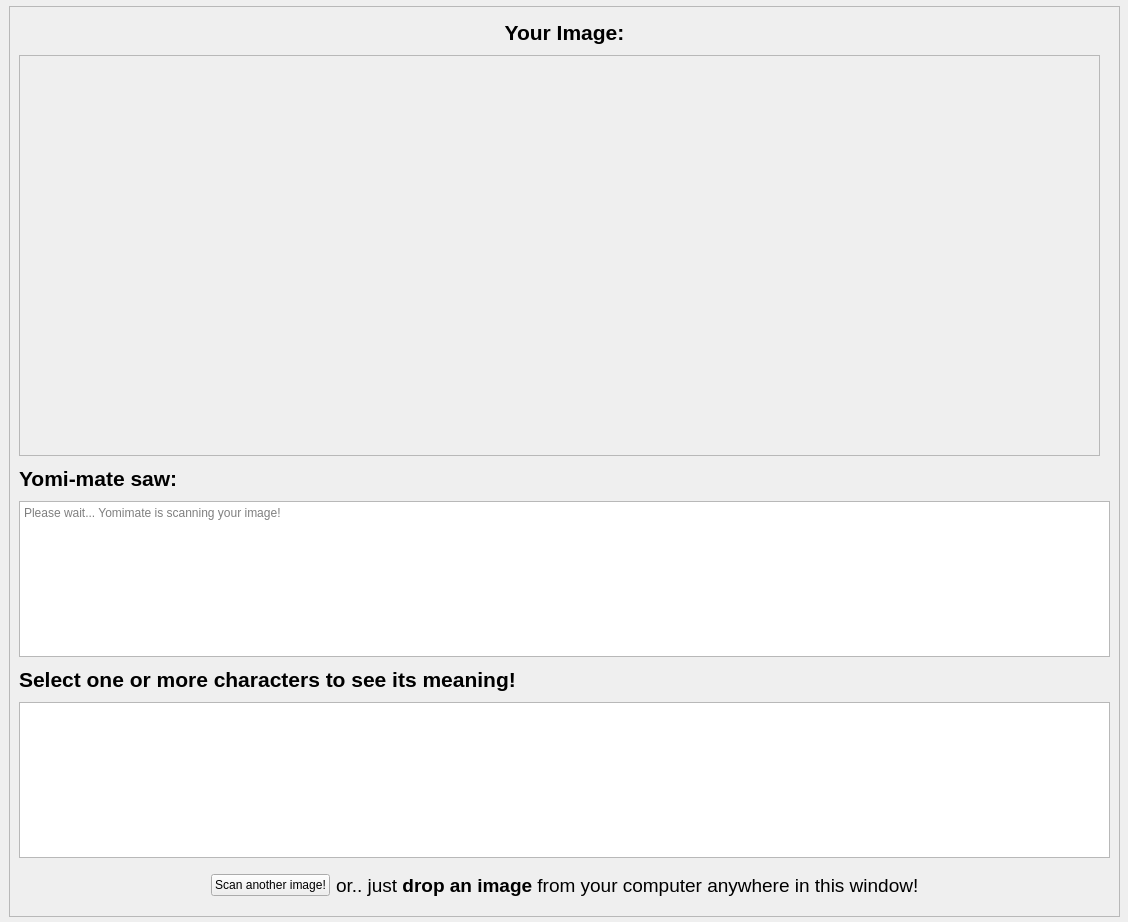
Qt form templates/ocr.ui (siepenmaru/yomimate) before a commit.
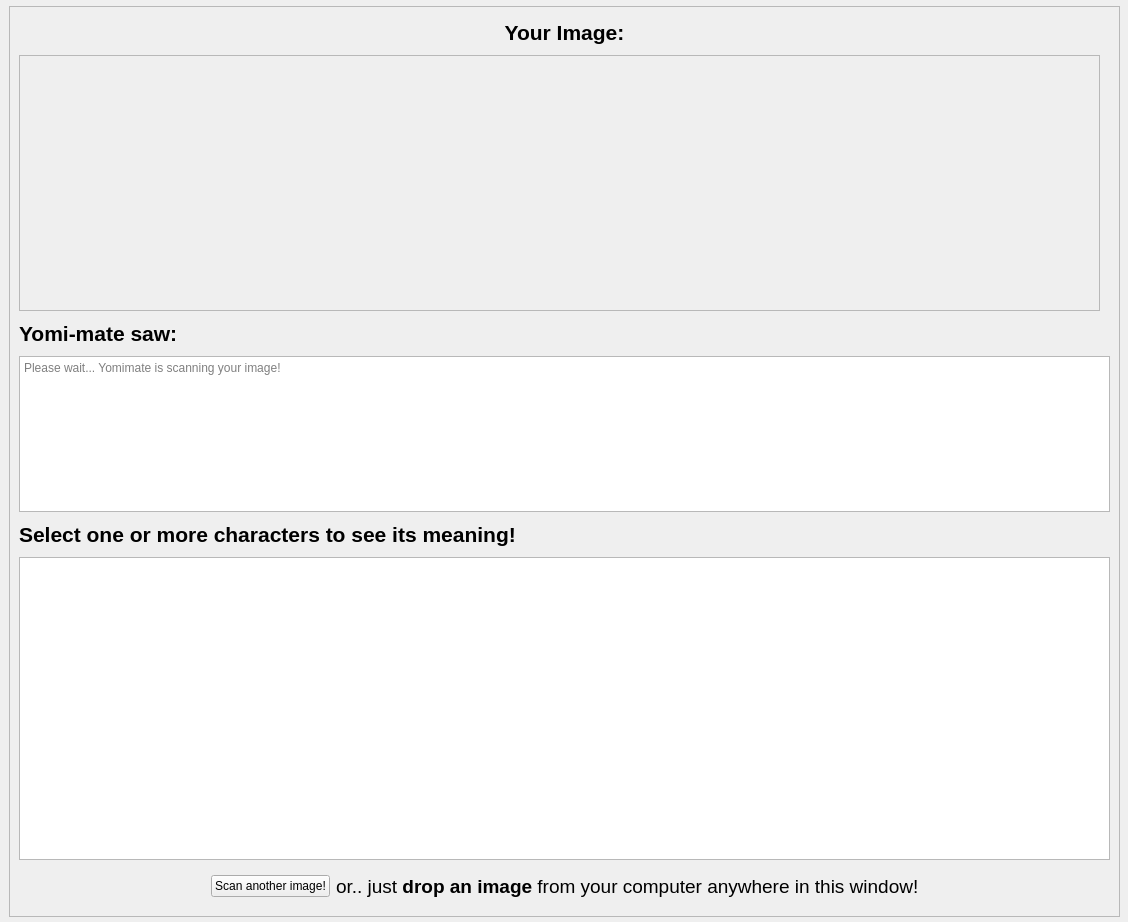
The same form after that commit.

Commit message: feat: enlarge character definitions text box

Diff of the .ui file:
```diff
--- a/templates/ocr.ui
+++ b/templates/ocr.ui
@@ -58,11 +58,17 @@
       <height>907</height>
      </rect>
     </property>
+    <property name="sizePolicy">
+     <sizepolicy hsizetype="Preferred" vsizetype="MinimumExpanding">
+      <horstretch>0</horstretch>
+      <verstretch>0</verstretch>
+     </sizepolicy>
+    </property>
     <layout class="QGridLayout" name="gridLayout">
      <item row="5" column="0">
       <widget class="QTextEdit" name="translation">
        <property name="sizePolicy">
-        <sizepolicy hsizetype="Fixed" vsizetype="Fixed">
+        <sizepolicy hsizetype="Fixed" vsizetype="MinimumExpanding">
          <horstretch>0</horstretch>
          <verstretch>0</verstretch>
         </sizepolicy>
@@ -70,7 +76,7 @@
        <property name="maximumSize">
         <size>
          <width>1095</width>
-         <height>156</height>
+         <height>303</height>
         </size>
        </property>
       </widget>
@@ -142,7 +148,7 @@
        <property name="minimumSize">
         <size>
          <width>1081</width>
-         <height>401</height>
+         <height>256</height>
         </size>
        </property>
        <property name="verticalScrollBarPolicy">
@@ -160,7 +166,7 @@
           <x>0</x>
           <y>0</y>
           <width>1077</width>
-          <height>397</height>
+          <height>252</height>
          </rect>
         </property>
         <layout class="QGridLayout" name="gridLayout_2">
```
